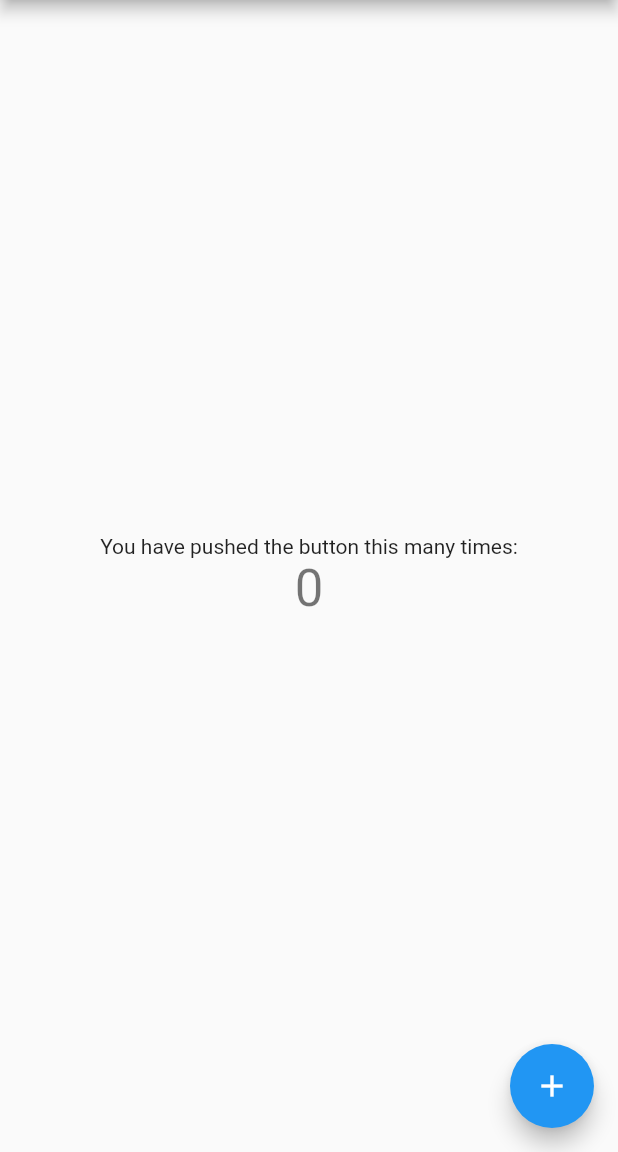
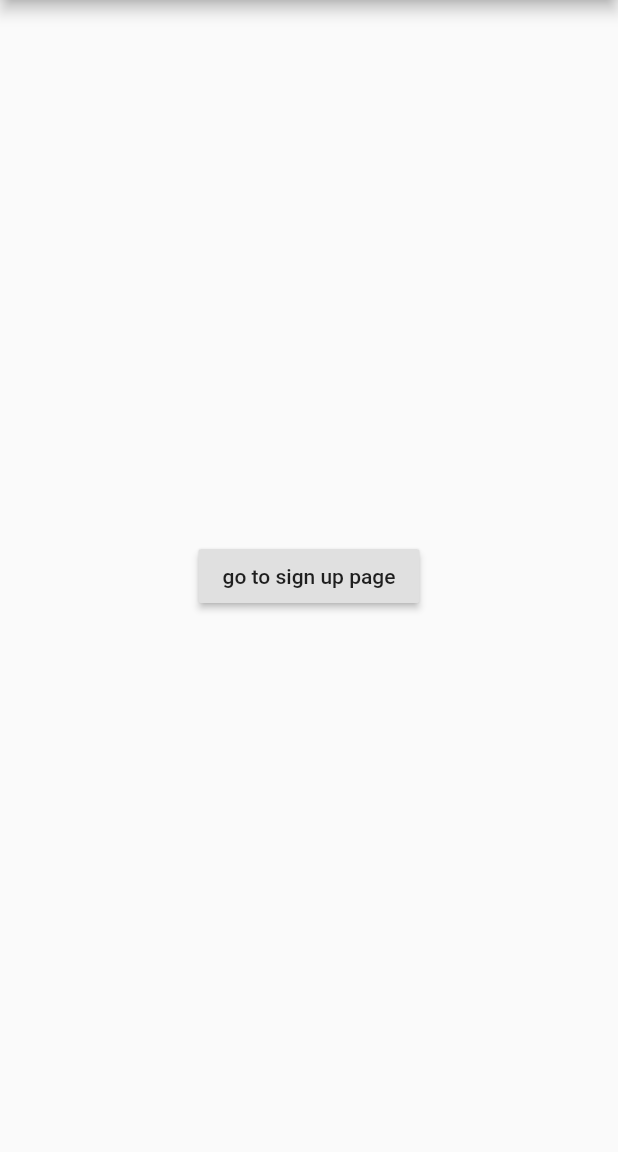
Before and after one commit to QuiverYang/BucketList, a Flutter app: the screen it shows after launch, on a phone screen of 412 x 824 dp, the part 84-1236 px from its top. Run offline on Flutter 3.47's test engine with Material 2 defaults, Android fonts, the phone set to English and light mode, and no system bars.

```diff
--- a/lib/main.dart
+++ b/lib/main.dart
@@ -1,4 +1,8 @@
+import 'package:bucketlist/screen/add_list_screen.dart';
+import 'package:bucketlist/screen/bucket_list_screen.dart';
+import 'package:bucketlist/screen/signup_screen.dart';
 import 'package:flutter/material.dart';
+import 'screen/test_screen.dart';
 
 void main() {
   runApp(MyApp());
@@ -11,37 +15,22 @@ class MyApp extends StatelessWidget {
     return MaterialApp(
       title: 'Flutter Demo',
       theme: ThemeData(
-        // This is the theme of your application.
-        //
-        // Try running your application with "flutter run". You'll see the
-        // application has a blue toolbar. Then, without quitting the app, try
-        // changing the primarySwatch below to Colors.green and then invoke
-        // "hot reload" (press "r" in the console where you ran "flutter run",
-        // or simply save your changes to "hot reload" in a Flutter IDE).
-        // Notice that the counter didn't reset back to zero; the application
-        // is not restarted.
         primarySwatch: Colors.blue,
-        // This makes the visual density adapt to the platform that you run
-        // the app on. For desktop platforms, the controls will be smaller and
-        // closer together (more dense) than on mobile platforms.
         visualDensity: VisualDensity.adaptivePlatformDensity,
       ),
-      home: MyHomePage(title: 'Flutter Demo Home Page'),
+      routes: {
+        '/test': (context) => TestScreen(),
+        '/': (context) => MyHomePage(title: 'Flutter Demo Home Page'),
+        '/signUp': (context) => SignUpScreen(),
+        '/bucketList': (context) => BucketListScreen(),
+        '/addList': (context) => AddListScreen(),
+      },
     );
   }
 }
 
 class MyHomePage extends StatefulWidget {
   MyHomePage({Key key, this.title}) : super(key: key);
-
-  // This widget is the home page of your application. It is stateful, meaning
-  // that it has a State object (defined below) that contains fields that affect
-  // how it looks.
-
-  // This class is the configuration for the state. It holds the values (in this
-  // case the title) provided by the parent (in this case the App widget) and
-  // used by the build method of the State. Fields in a Widget subclass are
-  // always marked "final".
 
   final String title;
 
@@ -50,67 +39,24 @@ class MyHomePage extends StatefulWidget {
 }
 
 class _MyHomePageState extends State<MyHomePage> {
-  int _counter = 0;
-
-  void _incrementCounter() {
-    setState(() {
-      // This call to setState tells the Flutter framework that something has
-      // changed in this State, which causes it to rerun the build method below
-      // so that the display can reflect the updated values. If we changed
-      // _counter without calling setState(), then the build method would not be
-      // called again, and so nothing would appear to happen.
-      _counter++;
-    });
-  }
-
   @override
   Widget build(BuildContext context) {
-    // This method is rerun every time setState is called, for instance as done
-    // by the _incrementCounter method above.
-    //
-    // The Flutter framework has been optimized to make rerunning build methods
-    // fast, so that you can just rebuild anything that needs updating rather
-    // than having to individually change instances of widgets.
     return Scaffold(
       appBar: AppBar(
-        // Here we take the value from the MyHomePage object that was created by
-        // the App.build method, and use it to set our appbar title.
         title: Text(widget.title),
       ),
       body: Center(
-        // Center is a layout widget. It takes a single child and positions it
-        // in the middle of the parent.
         child: Column(
-          // Column is also a layout widget. It takes a list of children and
-          // arranges them vertically. By default, it sizes itself to fit its
-          // children horizontally, and tries to be as tall as its parent.
-          //
-          // Invoke "debug painting" (press "p" in the console, choose the
-          // "Toggle Debug Paint" action from the Flutter Inspector in Android
-          // Studio, or the "Toggle Debug Paint" command in Visual Studio Code)
-          // to see the wireframe for each widget.
-          //
-          // Column has various properties to control how it sizes itself and
-          // how it positions its children. Here we use mainAxisAlignment to
-          // center the children vertically; the main axis here is the vertical
-          // axis because Columns are vertical (the cross axis would be
-          // horizontal).
           mainAxisAlignment: MainAxisAlignment.center,
           children: <Widget>[
-            Text(
-              'You have pushed the button this many times:',
-            ),
-            Text(
-              '$_counter',
-              style: Theme.of(context).textTheme.headline4,
-            ),
+            RaisedButton(
+              child: Text('go to sign up page'),
+              onPressed: () {
+                Navigator.pushNamed(context, '/signUp');
+              },
+            )
           ],
         ),
-      ),
-      floatingActionButton: FloatingActionButton(
-        onPressed: _incrementCounter,
-        tooltip: 'Increment',
-        child: Icon(Icons.add),
       ), // This trailing comma makes auto-formatting nicer for build methods.
     );
   }
```
Also changed, not shown: lib/screen/add_list_screen.dart (added, +25 -0 lines), lib/screen/bucket_list_screen.dart (added, +25 -0 lines), lib/screen/signup_screen.dart (added, +25 -0 lines), lib/screen/test_screen.dart (added, +25 -0 lines).
